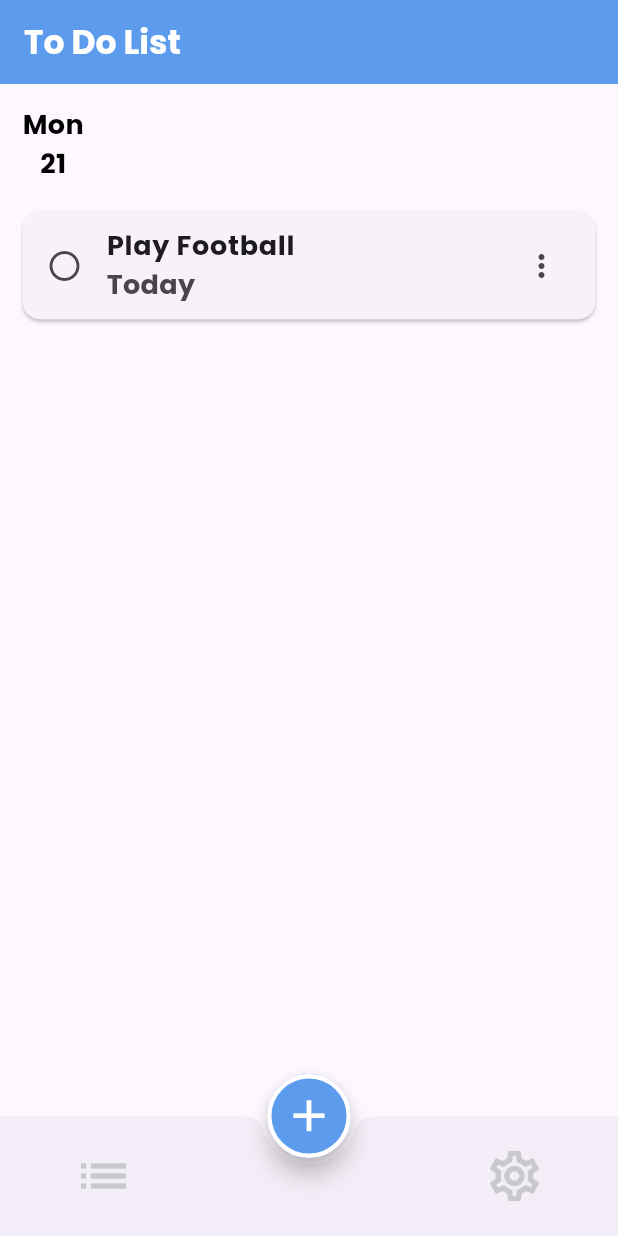
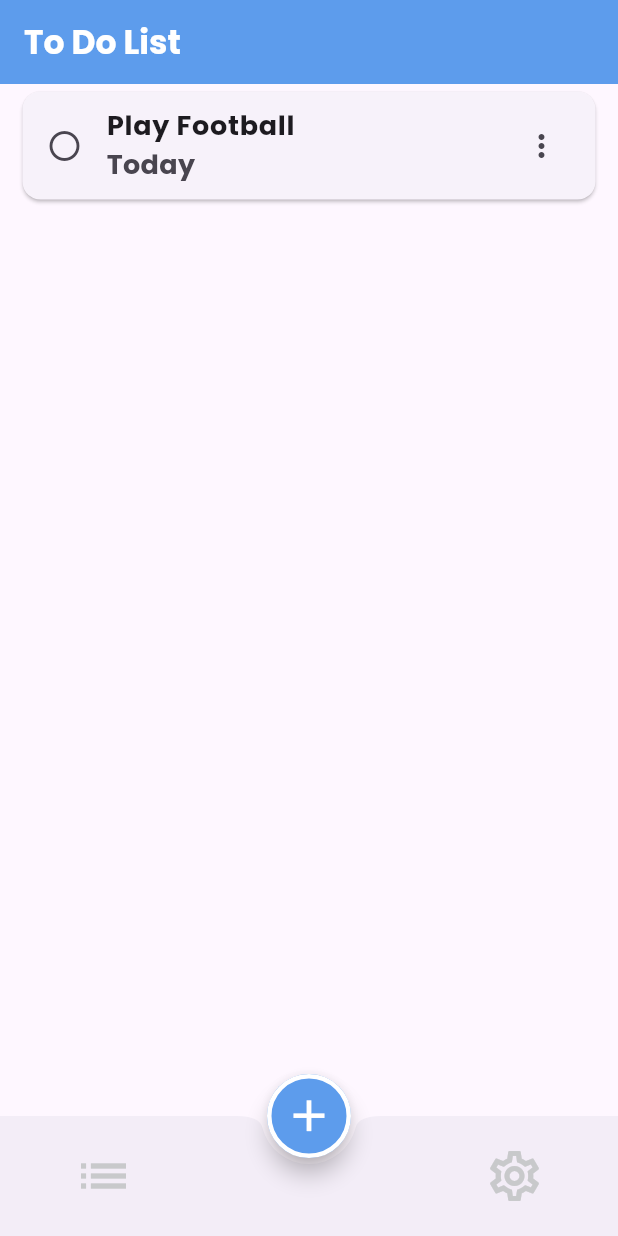
Before and after one commit to AhmedEmadElDeen14/ToDo-App, a Flutter app: the screen it shows after launch, on a phone screen of 412 x 824 dp. Run offline on Flutter 3.47's test engine with Material 3 defaults, Android fonts, the phone set to English and light mode, and no system bars; our stand-ins replace google_fonts.

Commit message:
home screen

```diff
--- a/lib/home.dart
+++ b/lib/home.dart
@@ -20,15 +20,7 @@ class HomeScreen extends StatelessWidget {
       body: SafeArea(
         child: Column(
           children: [
-            Container(
-              height: 80,
-              child: ListView(
-                scrollDirection: Axis.horizontal,
-                children: [
-                  DayWidget(date: "21", day: "Mon"),
-                ],
-              ),
-            ),
+
             // The main content with task cards
             Expanded(
               child: ListView(
```
